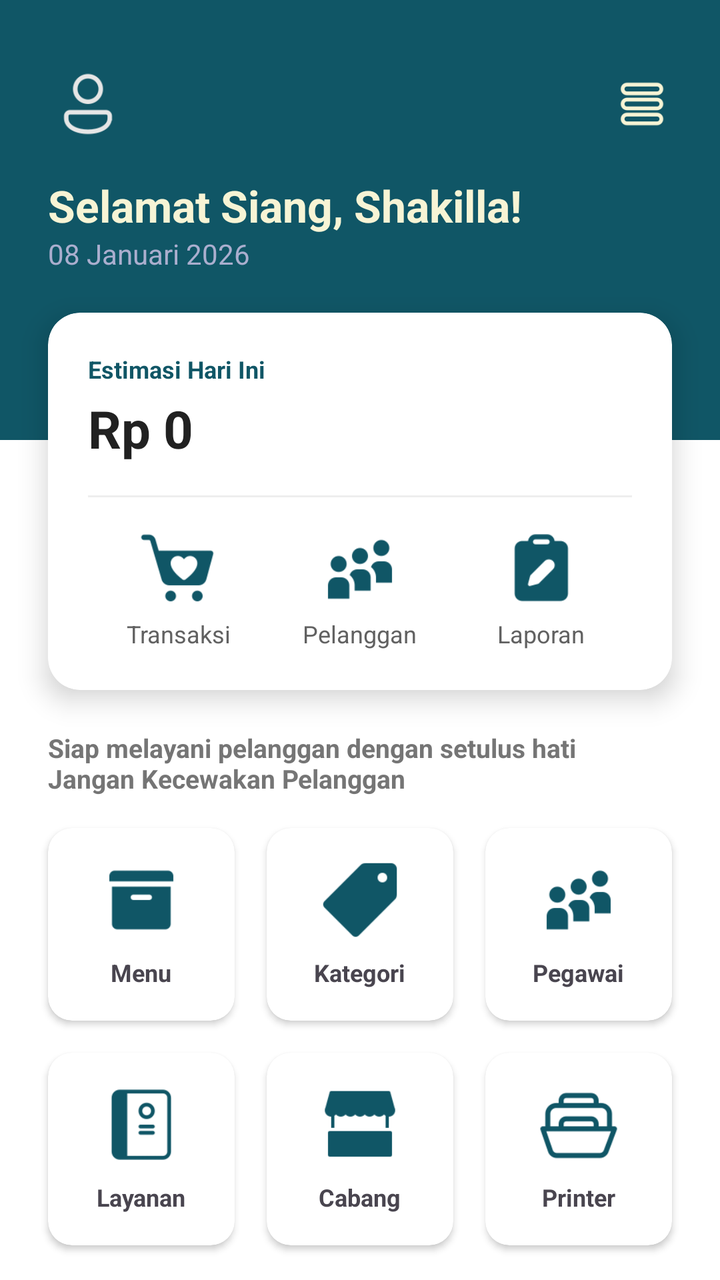
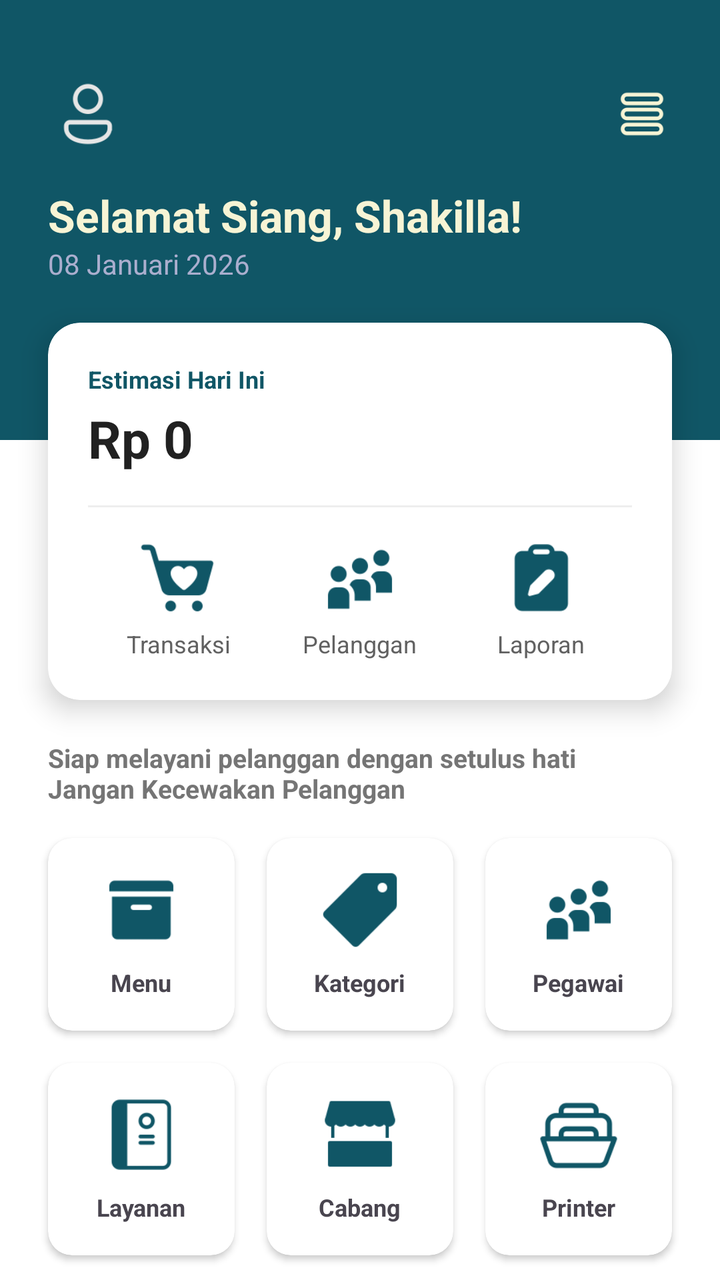

Compare the two renders of this Android layout. The source of the first and the diff that turns it into the second are given below.
<!-- AndroidManifest.xml: application theme Theme.Penjualan -->
<!-- res/layout/activity_main.xml -->
<?xml version="1.0" encoding="utf-8"?>
<androidx.constraintlayout.widget.ConstraintLayout
    xmlns:android="http://schemas.android.com/apk/res/android"
    xmlns:app="http://schemas.android.com/apk/res-auto"
    xmlns:tools="http://schemas.android.com/tools"
    android:id="@+id/main"
    android:layout_width="match_parent"
    android:layout_height="match_parent"
    android:background="@color/white"
    tools:context=".MainActivity">

    <View
        android:id="@+id/headerView"
        android:layout_width="match_parent"
        android:layout_height="220dp"
        android:background="@color/teal_deep"
        app:layout_constraintTop_toTopOf="parent" />

    <com.google.android.material.imageview.ShapeableImageView
        android:id="@+id/ivProfileTop"
        android:layout_width="40dp"
        android:layout_height="40dp"
        android:layout_marginStart="24dp"
        android:layout_marginTop="32dp"
        android:padding="2dp"
        android:src="@drawable/ic_profile"
        app:strokeColor="@color/cream"
        app:shapeAppearanceOverlay="@style/ShapeAppearance.MaterialComponents.SmallComponent"
        app:layout_constraintStart_toStartOf="parent"
        app:layout_constraintTop_toTopOf="parent" />

    <ImageView
        android:id="@+id/btnMenuTop"
        android:layout_width="30dp"
        android:layout_height="30dp"
        android:layout_marginEnd="24dp"
        android:src="@drawable/ic_menu"
        app:tint="@color/cream"
        app:layout_constraintBottom_toBottomOf="@+id/ivProfileTop"
        app:layout_constraintEnd_toEndOf="parent"
        app:layout_constraintTop_toTopOf="@+id/ivProfileTop" />

    <TextView
        android:id="@+id/tvSapaan"
        android:layout_width="wrap_content"
        android:layout_height="wrap_content"
        android:layout_marginTop="16dp"
        android:text="Selamat Siang, Shakilla!"
        android:textColor="@color/cream"
        android:textSize="22sp"
        android:textStyle="bold"
        app:layout_constraintStart_toStartOf="@+id/ivProfileTop"
        app:layout_constraintTop_toBottomOf="@+id/ivProfileTop" />

    <TextView
        android:id="@+id/tvtanggal"
        android:layout_width="wrap_content"
        android:layout_height="wrap_content"
        android:text="08 Januari 2026"
        android:textColor="#D1C4E9"
        android:textSize="14sp"
        android:alpha="0.8"
        app:layout_constraintStart_toStartOf="@+id/tvSapaan"
        app:layout_constraintTop_toBottomOf="@+id/tvSapaan" />

    <androidx.cardview.widget.CardView
        android:id="@+id/cardEstimasi"
        android:layout_width="match_parent"
        android:layout_height="wrap_content"
        android:layout_marginHorizontal="24dp"
        android:layout_marginTop="20dp"
        app:cardCornerRadius="16dp"
        app:cardElevation="8dp"
        app:cardBackgroundColor="@color/white"
        app:layout_constraintTop_toBottomOf="@+id/tvtanggal">

        <LinearLayout
            android:layout_width="match_parent"
            android:layout_height="wrap_content"
            android:orientation="vertical"
            android:padding="20dp">

            <TextView
                android:layout_width="wrap_content"
                android:layout_height="wrap_content"
                android:text="Estimasi Hari Ini"
                android:textColor="@color/teal_deep"
                android:textSize="12sp"
                android:textStyle="bold" />

            <TextView
                android:id="@+id/tvEstimasi"
                android:layout_width="wrap_content"
                android:layout_height="wrap_content"
                android:layout_marginTop="4dp"
                android:text="Rp 0"
                android:textColor="#212121"
                android:textSize="26sp"
                android:textStyle="bold" />

            <View
                android:layout_width="match_parent"
                android:layout_height="1dp"
                android:layout_marginVertical="16dp"
                android:background="#EEEEEE" />

            <LinearLayout
                android:layout_width="match_parent"
                android:layout_height="wrap_content"
                android:orientation="horizontal">

                <LinearLayout
                    android:id="@+id/btnMenuTransaksi"
                    android:layout_width="0dp"
                    android:layout_height="wrap_content"
                    android:layout_weight="1"
                    android:gravity="center"
                    android:orientation="vertical">
                    <ImageView
                        android:layout_width="40dp"
                        android:layout_height="40dp"
                        android:src="@drawable/ic_transaksi"
                        app:tint="@color/teal_deep" />
                    <TextView
                        android:layout_width="wrap_content"
                        android:layout_height="wrap_content"
                        android:layout_marginTop="4dp"
                        android:text="Transaksi"
                        android:textSize="12sp"
                        android:textColor="#616161"/>
                </LinearLayout>

                <LinearLayout
                    android:id="@+id/btnMenuPelanggan"
                    android:layout_width="0dp"
                    android:layout_height="wrap_content"
                    android:layout_weight="1"
                    android:gravity="center"
                    android:orientation="vertical">
                    <ImageView
                        android:layout_width="40dp"
                        android:layout_height="40dp"
                        android:src="@drawable/ic_pelanggan"
                        app:tint="@color/teal_deep" />
                    <TextView
                        android:layout_width="wrap_content"
                        android:layout_height="wrap_content"
                        android:layout_marginTop="4dp"
                        android:text="Pelanggan"
                        android:textSize="12sp"
                        android:textColor="#616161"/>
                </LinearLayout>

                <LinearLayout
                    android:id="@+id/btnMenuLaporan"
                    android:layout_width="0dp"
                    android:layout_height="wrap_content"
                    android:layout_weight="1"
                    android:gravity="center"
                    android:orientation="vertical">
                    <ImageView
                        android:layout_width="40dp"
                        android:layout_height="40dp"
                        android:src="@drawable/ic_laporan"
                        app:tint="@color/teal_deep" />
                    <TextView
                        android:layout_width="wrap_content"
                        android:layout_height="wrap_content"
                        android:layout_marginTop="4dp"
                        android:text="Laporan"
                        android:textSize="12sp"
                        android:textColor="#616161"/>
                </LinearLayout>
            </LinearLayout>
        </LinearLayout>
    </androidx.cardview.widget.CardView>

    <TextView
        android:id="@+id/motivasi"
        android:layout_width="match_parent"
        android:layout_height="wrap_content"
        android:layout_marginHorizontal="24dp"
        android:layout_marginTop="20dp"
        android:text="Siap melayani pelanggan dengan setulus hati\nJangan Kecewakan Pelanggan"
        android:textColor="#757575"
        android:textSize="13sp"
        android:textStyle="bold"
        app:layout_constraintTop_toBottomOf="@id/cardEstimasi" />

    <GridLayout
        android:layout_width="match_parent"
        android:layout_height="wrap_content"
        android:layout_marginHorizontal="16dp"
        android:layout_marginTop="8dp"
        android:columnCount="3"
        app:layout_constraintTop_toBottomOf="@id/motivasi">

        <androidx.cardview.widget.CardView
            android:id="@+id/btnMenuProduk"
            android:layout_width="0dp"
            android:layout_height="wrap_content"
            android:layout_columnWeight="1"
            android:layout_margin="8dp"
            app:cardCornerRadius="12dp"
            app:cardElevation="2dp">
            <LinearLayout
                android:layout_width="match_parent"
                android:layout_height="wrap_content"
                android:gravity="center"
                android:orientation="vertical"
                android:padding="16dp">
                <ImageView
                    android:layout_width="40dp"
                    android:layout_height="40dp"
                    android:src="@drawable/ic_produk"
                    app:tint="@color/teal_deep" />
                <TextView
                    android:layout_width="wrap_content"
                    android:layout_height="wrap_content"
                    android:layout_marginTop="8dp"
                    android:text="Menu"
                    android:textSize="12sp"
                    android:textStyle="bold" />
            </LinearLayout>
        </androidx.cardview.widget.CardView>

        <androidx.cardview.widget.CardView
            android:id="@+id/btnMenuKategori"
            android:layout_width="0dp"
            android:layout_height="wrap_content"
            android:layout_columnWeight="1"
            android:layout_margin="8dp"
            app:cardCornerRadius="12dp"
            app:cardElevation="2dp">
            <LinearLayout
                android:layout_width="match_parent"
                android:layout_height="wrap_content"
                android:gravity="center"
                android:orientation="vertical"
                android:padding="16dp">
                <ImageView
                    android:layout_width="40dp"
                    android:layout_height="40dp"
                    android:src="@drawable/ic_kategori"
                    app:tint="@color/teal_deep" />
                <TextView
                    android:layout_width="wrap_content"
                    android:layout_height="wrap_content"
                    android:layout_marginTop="8dp"
                    android:text="Kategori"
                    android:textSize="12sp"
                    android:textStyle="bold" />
            </LinearLayout>
        </androidx.cardview.widget.CardView>

        <androidx.cardview.widget.CardView
            android:id="@+id/btnMenuPegawai"
            android:layout_width="0dp"
            android:layout_height="wrap_content"
            android:layout_columnWeight="1"
            android:layout_margin="8dp"
            app:cardCornerRadius="12dp"
            app:cardElevation="2dp">
            <LinearLayout
                android:layout_width="match_parent"
                android:layout_height="wrap_content"
                android:gravity="center"
                android:orientation="vertical"
                android:padding="16dp">
                <ImageView
                    android:layout_width="40dp"
                    android:layout_height="40dp"
                    android:src="@drawable/ic_pelanggan"
                    app:tint="@color/teal_deep" />
                <TextView
                    android:layout_width="wrap_content"
                    android:layout_height="wrap_content"
                    android:layout_marginTop="8dp"
                    android:text="Pegawai"
                    android:textSize="12sp"
                    android:textStyle="bold" />
            </LinearLayout>
        </androidx.cardview.widget.CardView>

        <androidx.cardview.widget.CardView
            android:id="@+id/btnMenuLayanan"
            android:layout_width="0dp"
            android:layout_height="wrap_content"
            android:layout_columnWeight="1"
            android:layout_margin="8dp"
            app:cardCornerRadius="12dp"
            app:cardElevation="2dp">
            <LinearLayout
                android:layout_width="match_parent"
                android:layout_height="wrap_content"
                android:gravity="center"
                android:orientation="vertical"
                android:padding="16dp">
                <ImageView
                    android:layout_width="40dp"
                    android:layout_height="40dp"
                    android:src="@drawable/ic_layanan"
                    app:tint="@color/teal_deep" />
                <TextView
                    android:layout_width="wrap_content"
                    android:layout_height="wrap_content"
                    android:layout_marginTop="8dp"
                    android:text="Layanan"
                    android:textSize="12sp"
                    android:textStyle="bold" />
            </LinearLayout>
        </androidx.cardview.widget.CardView>

        <androidx.cardview.widget.CardView
            android:id="@+id/btnMenuCabang"
            android:layout_width="0dp"
            android:layout_height="wrap_content"
            android:layout_columnWeight="1"
            android:layout_margin="8dp"
            app:cardCornerRadius="12dp"
            app:cardElevation="2dp">
            <LinearLayout
                android:layout_width="match_parent"
                android:layout_height="wrap_content"
                android:gravity="center"
                android:orientation="vertical"
                android:padding="16dp">
                <ImageView
                    android:layout_width="40dp"
                    android:layout_height="40dp"
                    android:src="@drawable/ic_cabang"
                    app:tint="@color/teal_deep" />
                <TextView
                    android:layout_width="wrap_content"
                    android:layout_height="wrap_content"
                    android:layout_marginTop="8dp"
                    android:text="Cabang"
                    android:textSize="12sp"
                    android:textStyle="bold" />
            </LinearLayout>
        </androidx.cardview.widget.CardView>

        <androidx.cardview.widget.CardView
            android:id="@+id/btnMenuPrinter"
            android:layout_width="0dp"
            android:layout_height="wrap_content"
            android:layout_columnWeight="1"
            android:layout_margin="8dp"
            app:cardCornerRadius="12dp"
            app:cardElevation="2dp">
            <LinearLayout
                android:layout_width="match_parent"
                android:layout_height="wrap_content"
                android:gravity="center"
                android:orientation="vertical"
                android:padding="16dp">
                <ImageView
                    android:layout_width="40dp"
                    android:layout_height="40dp"
                    android:src="@drawable/ic_printer"
                    app:tint="@color/teal_deep" />
                <TextView
                    android:layout_width="wrap_content"
                    android:layout_height="wrap_content"
                    android:layout_marginTop="8dp"
                    android:text="Printer"
                    android:textSize="12sp"
                    android:textStyle="bold" />
            </LinearLayout>
        </androidx.cardview.widget.CardView>

    </GridLayout>

</androidx.constraintlayout.widget.ConstraintLayout>
<!-- resources referenced by this layout -->
<resources>
  <color name="cream">#F7F4D5</color>
  <color name="teal_deep">#105666</color>
  <color name="white">#FFFFFFFF</color>
  <!-- drawable ic_cabang: png bitmap (drawable, 971 bytes) -->
  <!-- drawable ic_kategori: png bitmap (drawable, 1034 bytes) -->
  <!-- drawable ic_laporan: png bitmap (drawable, 1346 bytes) -->
  <!-- drawable ic_layanan: png bitmap (drawable, 1205 bytes) -->
  <!-- drawable ic_menu: png bitmap (drawable, 826 bytes) -->
  <!-- drawable ic_pelanggan: png bitmap (drawable, 1954 bytes) -->
  <!-- drawable ic_printer: png bitmap (drawable, 1764 bytes) -->
  <!-- drawable ic_produk: png bitmap (drawable, 731 bytes) -->
  <!-- drawable ic_profile: png bitmap (drawable, 2111 bytes) -->
  <!-- drawable ic_transaksi: png bitmap (drawable, 2011 bytes) -->
  <style name="Theme.Penjualan" parent="Base.Theme.Penjualan" />
  <style name="Base.Theme.Penjualan" parent="Theme.Material3.DayNight.NoActionBar">
          
          <item name="colorPrimary">@color/teal_deep</item>
          <item name="colorOnPrimary">@color/cream</item>
          <item name="colorPrimaryContainer">@color/teal_light</item>
          <item name="colorOnPrimaryContainer">@color/white</item>
  
          <item name="colorSecondary">@color/teal_light</item>
          <item name="colorOnSecondary">@color/white</item>
  
          <item name="android:windowBackground">@color/white</item>
          <item name="android:statusBarColor">@color/teal_deep</item>
      </style>
  <color name="teal_light">#1A7D91</color>
</resources>

<!-- the commit's change to res/layout/activity_main.xml (unified diff, before → after) -->
@@ -21,7 +21,7 @@
         android:layout_width="40dp"
         android:layout_height="40dp"
         android:layout_marginStart="24dp"
-        android:layout_marginTop="32dp"
+        android:layout_marginTop="37dp"
         android:padding="2dp"
         android:src="@drawable/ic_profile"
         app:strokeColor="@color/cream"
